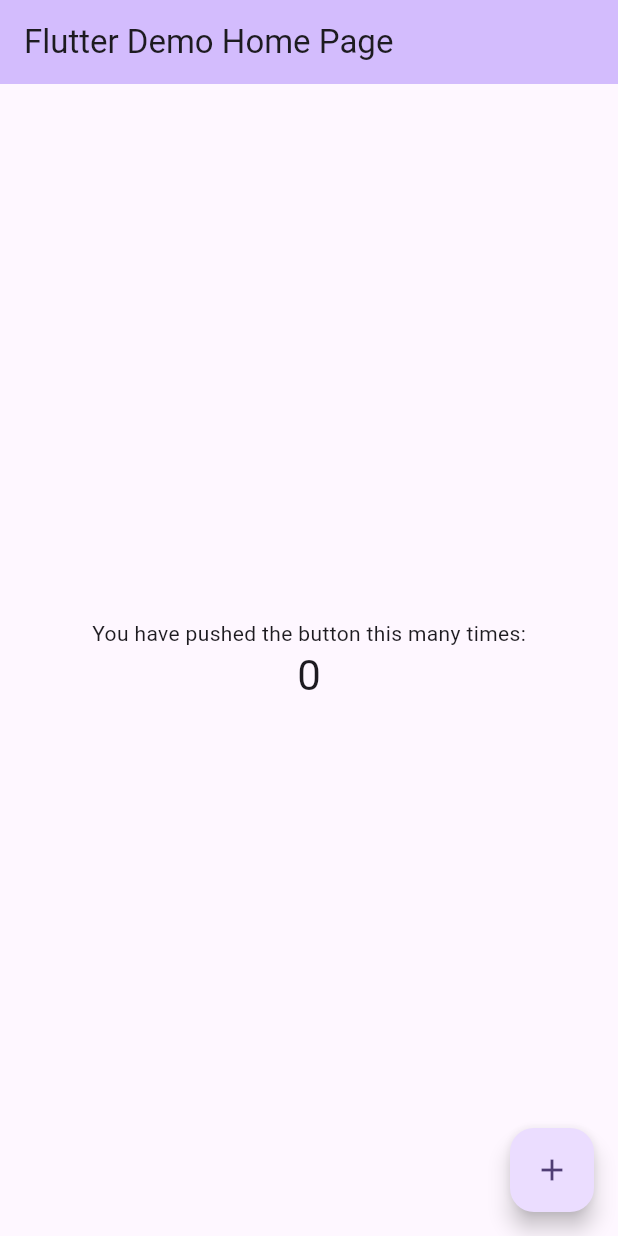
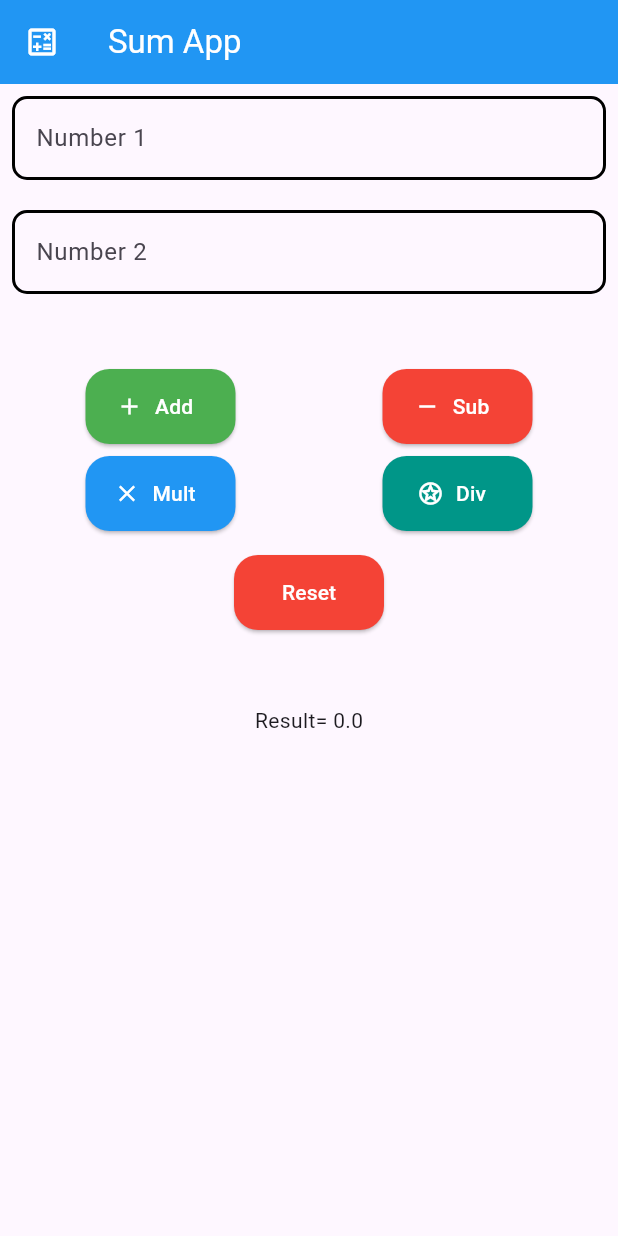
Before and after one commit to exploremaruf/Sum-APP, a Flutter app: the screen it shows after launch, on a phone screen of 412 x 824 dp. Run offline on Flutter 3.47's test engine with Material 3 defaults, Android fonts, the phone set to English and light mode, and no system bars.

Commit message:
create an sum app

```diff
--- /dev/null
+++ b/lib/home_screen.dart
@@ -0,0 +1,134 @@
+import 'package:flutter/material.dart';
+
+class HomeScreen extends StatefulWidget {
+  const HomeScreen({super.key});
+
+  @override
+  State<HomeScreen> createState() => _HomeScreenState();
+}
+
+class _HomeScreenState extends State<HomeScreen> {
+  final TextEditingController _numberOneTEcontroller = TextEditingController();
+  final TextEditingController _numberTwoTEcontroller = TextEditingController();
+  double _result = 0.0;
+
+  @override
+  Widget build(BuildContext context) {
+    return Scaffold(
+      appBar: AppBar(
+        title: Text('Sum App'),
+        leading: Icon(Icons.calculate_outlined),
+      ),
+      body: Padding(
+        padding: const EdgeInsets.all(8.0),
+        child: Column(
+          children: [
+            TextField(
+              controller: _numberOneTEcontroller,
+              decoration: InputDecoration(
+                hint: Text('input first number'),
+                label: Text('Number 1'),
+              ),
+            ),
+            SizedBox(height: 20),
+            TextField(
+              controller: _numberTwoTEcontroller,
+              decoration: InputDecoration(
+                hint: Text('input second Number'),
+                label: Text('Number 2'),
+              ),
+            ),
+
+            SizedBox(height: 50),
+
+            Row(
+              mainAxisAlignment: MainAxisAlignment.spaceAround,
+              children: [
+                ElevatedButton.icon(
+                  onPressed: () {
+                    _add();
+                  },
+                  label: Text('Add'),
+                  icon: Icon(Icons.add),
+                  style: ElevatedButton.styleFrom(
+                    backgroundColor: Colors.green,
+                  ),
+                ),
+                ElevatedButton.icon(
+                  onPressed: () {
+                    _sub();
+                  },
+                  label: Text('Sub'),
+                  icon: Icon(Icons.remove),
+                ),
+              ],
+            ),
+            SizedBox(height: 8),
+            Row(
+              mainAxisAlignment: MainAxisAlignment.spaceAround,
+              children: [
+                ElevatedButton.icon(
+                  onPressed: () {
+                    _mult();
+                  },
+                  label: Text('Mult'),
+                  icon: Icon(Icons.close),
+                  style: ElevatedButton.styleFrom(backgroundColor: Colors.blue),
+                ),
+                ElevatedButton.icon(
+                  onPressed: () {
+                    _div();
+                  },
+                  label: Text('Div'),
+                  icon: Icon(Icons.stars_outlined),
+                  style: ElevatedButton.styleFrom(backgroundColor: Colors.teal),
+                ),
+              ],
+            ),
+            SizedBox(height: 16,),
+            ElevatedButton(onPressed: (){_reset();}, child: Text('Reset')),
+            SizedBox(height: 50),
+            Text('Result= $_result'),
+          ],
+        ),
+      ),
+    );
+  }
+
+  void _add() {
+    double numberOne = double.tryParse(_numberOneTEcontroller.text) ?? 0;
+    double numberTwo = double.tryParse(_numberTwoTEcontroller.text) ?? 0;
+    _result = numberOne + numberTwo;
+    setState(() {});
+  }
+
+  void _sub() {
+    double numberOne = double.tryParse(_numberOneTEcontroller.text) ?? 0;
+    double numberTwo = double.tryParse(_numberTwoTEcontroller.text) ?? 0;
+    _result = numberOne - numberTwo;
+    setState(() {});
+  }
+
+  void _mult() {
+    double numberOne = double.tryParse(_numberOneTEcontroller.text) ?? 0;
+    double numberTwo = double.tryParse(_numberTwoTEcontroller.text) ?? 0;
+    _result = numberOne * numberTwo;
+    setState(() {});
+  }
+
+  void _div() {
+    double numberOne = double.tryParse(_numberOneTEcontroller.text) ?? 0;
+    double numberTwo = double.tryParse(_numberTwoTEcontroller.text) ?? 0;
+    _result = numberOne / numberTwo;
+    setState(() {});
+  }
+
+  void _reset(){
+    _result=0;
+    setState(() {
+
+    });
+
+  }
+
+}
--- a/lib/main.dart
+++ b/lib/main.dart
@@ -1,122 +1,50 @@
 import 'package:flutter/material.dart';
+import 'package:sum_app/home_screen.dart';
 
 void main() {
-  runApp(const MyApp());
+  runApp(SumApp());
 }
 
-class MyApp extends StatelessWidget {
-  const MyApp({super.key});
+class SumApp extends StatelessWidget {
+  const SumApp({super.key});
 
-  // This widget is the root of your application.
   @override
   Widget build(BuildContext context) {
     return MaterialApp(
-      title: 'Flutter Demo',
       theme: ThemeData(
-        // This is the theme of your application.
-        //
-        // TRY THIS: Try running your application with "flutter run". You'll see
-        // the application has a purple toolbar. Then, without quitting the app,
-        // try changing the seedColor in the colorScheme below to Colors.green
-        // and then invoke "hot reload" (save your changes or press the "hot
-        // reload" button in a Flutter-supported IDE, or press "r" if you used
-        // the command line to start the app).
-        //
-        // Notice that the counter didn't reset back to zero; the application
-        // state is not lost during the reload. To reset the state, use hot
-        // restart instead.
-        //
-        // This works for code too, not just values: Most code changes can be
-        // tested with just a hot reload.
-        colorScheme: .fromSeed(seedColor: Colors.deepPurple),
+        appBarTheme: AppBarThemeData(
+          backgroundColor: Colors.blue,
+          foregroundColor: Colors.white,
+        ),
+        elevatedButtonTheme: ElevatedButtonThemeData(
+          style: ElevatedButton.styleFrom(
+            backgroundColor: Colors.red,
+            foregroundColor: Colors.white,
+            shape: RoundedRectangleBorder(
+              borderRadius: BorderRadiusGeometry.circular(16),
+            ),
+            minimumSize: Size(100, 50),
+          ),
+        ),
+        inputDecorationTheme: InputDecorationThemeData(
+          border: OutlineInputBorder(
+            borderSide: BorderSide(color: Colors.purple)
+          ),
+          focusedBorder: OutlineInputBorder(
+            borderRadius: BorderRadius.circular(10),
+            borderSide: BorderSide(color: Colors.teal, width: 2.5),
+          ),
+          enabledBorder: OutlineInputBorder(
+            borderRadius: BorderRadius.circular(10),
+            borderSide: BorderSide(color: Colors.black, width: 2),
+          ),
+          errorBorder: OutlineInputBorder(
+            borderRadius: BorderRadius.circular(10),
+            borderSide: BorderSide(color: Colors.red, width: 2.5),
+          ),
+        ),
       ),
-      home: const MyHomePage(title: 'Flutter Demo Home Page'),
+      home: HomeScreen(),
     );
   }
 }
-
-class MyHomePage extends StatefulWidget {
-  const MyHomePage({super.key, required this.title});
-
-  // This widget is the home page of your application. It is stateful, meaning
-  // that it has a State object (defined below) that contains fields that affect
-  // how it looks.
-
-  // This class is the configuration for the state. It holds the values (in this
-  // case the title) provided by the parent (in this case the App widget) and
-  // used by the build method of the State. Fields in a Widget subclass are
-  // always marked "final".
-
-  final String title;
-
-  @override
-  State<MyHomePage> createState() => _MyHomePageState();
-}
-
-class _MyHomePageState extends State<MyHomePage> {
-  int _counter = 0;
-
-  void _incrementCounter() {
-    setState(() {
-      // This call to setState tells the Flutter framework that something has
-      // changed in this State, which causes it to rerun the build method below
-      // so that the display can reflect the updated values. If we changed
-      // _counter without calling setState(), then the build method would not be
-      // called again, and so nothing would appear to happen.
-      _counter++;
-    });
-  }
-
-  @override
-  Widget build(BuildContext context) {
-    // This method is rerun every time setState is called, for instance as done
-    // by the _incrementCounter method above.
-    //
-    // The Flutter framework has been optimized to make rerunning build methods
-    // fast, so that you can just rebuild anything that needs updating rather
-    // than having to individually change instances of widgets.
-    return Scaffold(
-      appBar: AppBar(
-        // TRY THIS: Try changing the color here to a specific color (to
-        // Colors.amber, perhaps?) and trigger a hot reload to see the AppBar
-        // change color while the other colors stay the same.
-        backgroundColor: Theme.of(context).colorScheme.inversePrimary,
-        // Here we take the value from the MyHomePage object that was created by
-        // the App.build method, and use it to set our appbar title.
-        title: Text(widget.title),
-      ),
-      body: Center(
-        // Center is a layout widget. It takes a single child and positions it
-        // in the middle of the parent.
-        child: Column(
-          // Column is also a layout widget. It takes a list of children and
-          // arranges them vertically. By default, it sizes itself to fit its
-          // children horizontally, and tries to be as tall as its parent.
-          //
-          // Column has various properties to control how it sizes itself and
-          // how it positions its children. Here we use mainAxisAlignment to
-          // center the children vertically; the main axis here is the vertical
-          // axis because Columns are vertical (the cross axis would be
-          // horizontal).
-          //
-          // TRY THIS: Invoke "debug painting" (choose the "Toggle Debug Paint"
-          // action in the IDE, or press "p" in the console), to see the
-          // wireframe for each widget.
-          mainAxisAlignment: .center,
-          children: [
-            const Text('You have pushed the button this many times:'),
-            Text(
-              '$_counter',
-              style: Theme.of(context).textTheme.headlineMedium,
-            ),
-          ],
-        ),
-      ),
-      floatingActionButton: FloatingActionButton(
-        onPressed: _incrementCounter,
-        tooltip: 'Increment',
-        child: const Icon(Icons.add),
-      ),
-    );
-  }
-}
```
